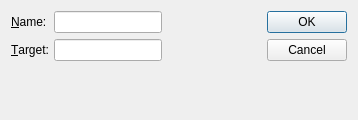
The window that ndtsconfigtool/link.ui (jkotan/nexdatas.configtool) describes before a commit, drawn with Qt 5.
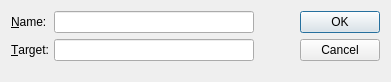
The same window after the commit.

Commit message: changing size policy of link dialog

```diff
--- a/ndtsconfigtool/link.ui
+++ b/ndtsconfigtool/link.ui
@@ -6,8 +6,8 @@
    <rect>
     <x>0</x>
     <y>0</y>
-    <width>358</width>
-    <height>120</height>
+    <width>391</width>
+    <height>82</height>
    </rect>
   </property>
   <property name="windowTitle">
@@ -51,6 +51,9 @@
        <property name="orientation">
         <enum>Qt::Horizontal</enum>
        </property>
+       <property name="sizeType">
+        <enum>QSizePolicy::Maximum</enum>
+       </property>
        <property name="sizeHint" stdset="0">
         <size>
          <width>40</width>
```
